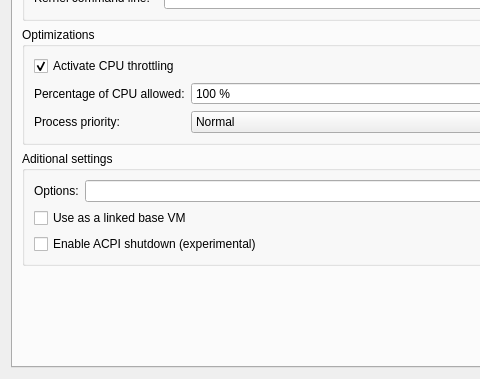
This is gns3/modules/qemu/ui/qemu_vm_configuration_page.ui in GNS3/gns3-gui as Qt 5 draws it before an edit; both pictures show x 0 to 480 and y 144 to 523 of the 574 by 523 pixel window. The edited form follows.
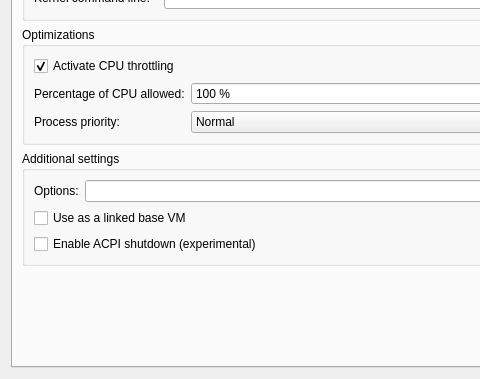
This is the edited form. The open tabs and pages were chosen to show the change.

Commit message:
Fix a typo in qemu preferences
Fix #1200

```diff
--- a/gns3/modules/qemu/ui/qemu_vm_configuration_page.ui
+++ b/gns3/modules/qemu/ui/qemu_vm_configuration_page.ui
@@ -748,7 +748,7 @@
        <item>
         <widget class="QGroupBox" name="groupBox">
          <property name="title">
-          <string>Aditional settings</string>
+          <string>Additional settings</string>
          </property>
          <layout class="QGridLayout" name="gridLayout_3">
           <item row="0" column="0">
```
The commit also changes 1 other file.
